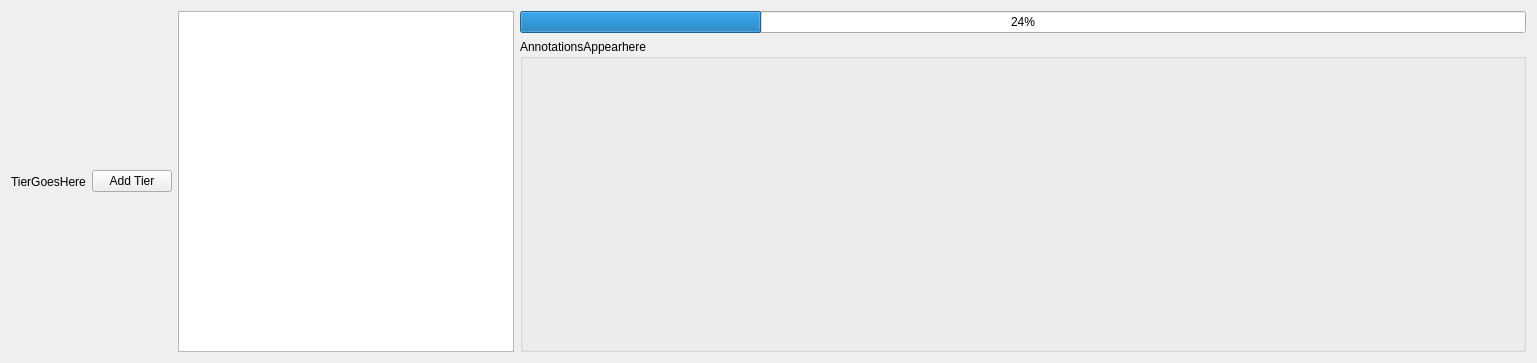
Old version of the form src/AnnotationTimeline/timeline.ui in the repository SailorMoose/HCI-Project2020.
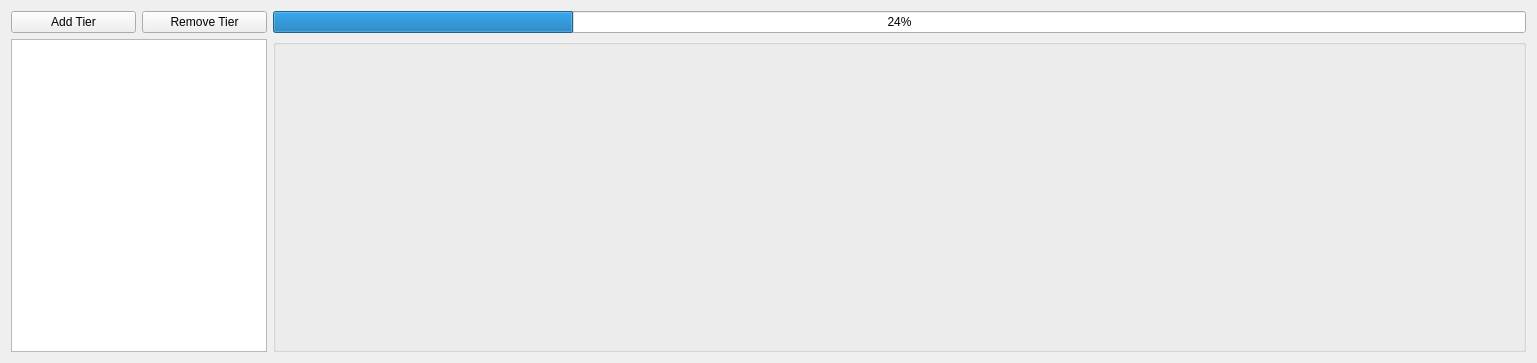
New version of the form.

Commit message: Added Remove tier and Simple notifications popup

```diff
--- a/src/AnnotationTimeline/timeline.ui
+++ b/src/AnnotationTimeline/timeline.ui
@@ -17,27 +17,41 @@
    <item row="0" column="0">
     <layout class="QVBoxLayout" name="verticalLayout">
      <item>
-      <layout class="QHBoxLayout" name="horizontalLayout" stretch="0,0,1,3">
+      <layout class="QHBoxLayout" name="horizontalLayout" stretch="0,3">
        <item>
-        <widget class="QLabel" name="label">
-         <property name="text">
-          <string>TierGoesHere</string>
-         </property>
-        </widget>
-       </item>
-       <item>
+        <layout class="QVBoxLayout" name="verticalLayout_3">
+         <item>
+          <layout class="QGridLayout" name="gridLayout_2">
+           <property name="sizeConstraint">
+            <enum>QLayout::SetMinimumSize</enum>
+           </property>
+           <item row="0" column="0">
         <widget class="QPushButton" name="addTierButton">
          <property name="text">
           <string>Add Tier</string>
          </property>
         </widget>
        </item>
+           <item row="0" column="1">
+            <widget class="QPushButton" name="removeTierButton">
+             <property name="text">
+              <string>Remove Tier</string>
+             </property>
+            </widget>
+           </item>
+          </layout>
+         </item>
        <item>
         <widget class="QTreeView" name="treeView">
          <property name="selectionMode">
-          <enum>QAbstractItemView::NoSelection</enum>
-         </property>
-        </widget>
+            <enum>QAbstractItemView::SingleSelection</enum>
+           </property>
+           <property name="animated">
+            <bool>false</bool>
+           </property>
+          </widget>
+         </item>
+        </layout>
        </item>
        <item>
         <layout class="QVBoxLayout" name="verticalLayout_2">
@@ -51,7 +65,7 @@
          <item>
           <widget class="QGroupBox" name="groupBox">
            <property name="title">
-            <string>AnnotationsAppearhere</string>
+            <string/>
            </property>
           </widget>
          </item>
```
Lines whose indentation alone changed are shown as unchanged. The commit also changes 4 other files.
